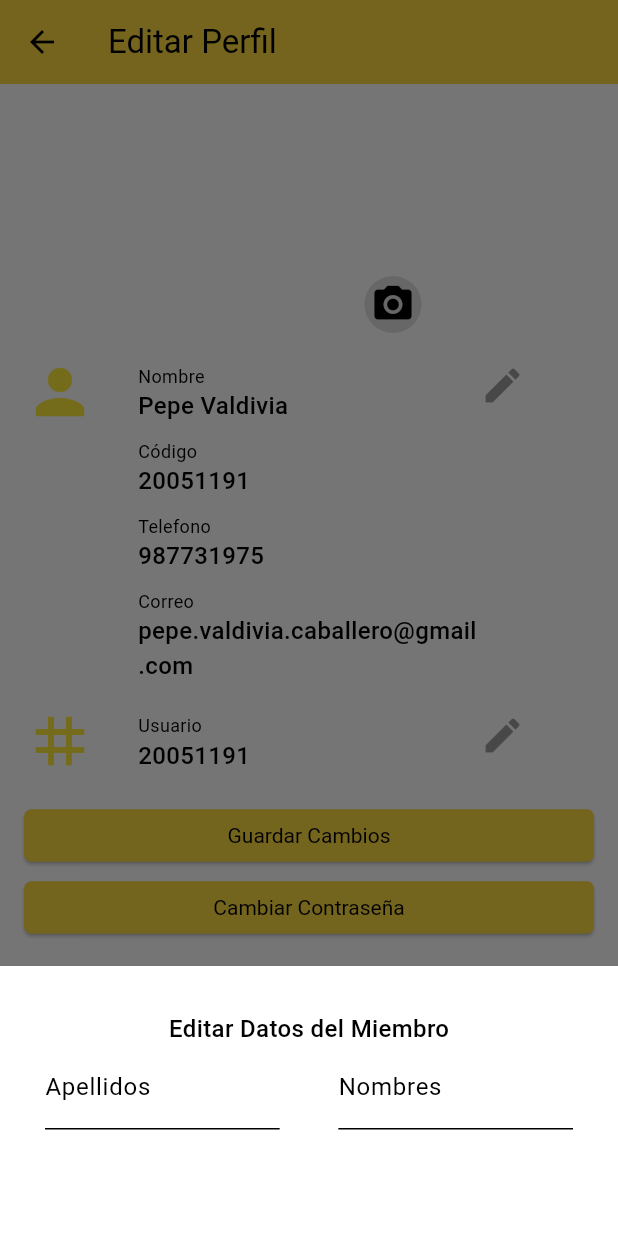
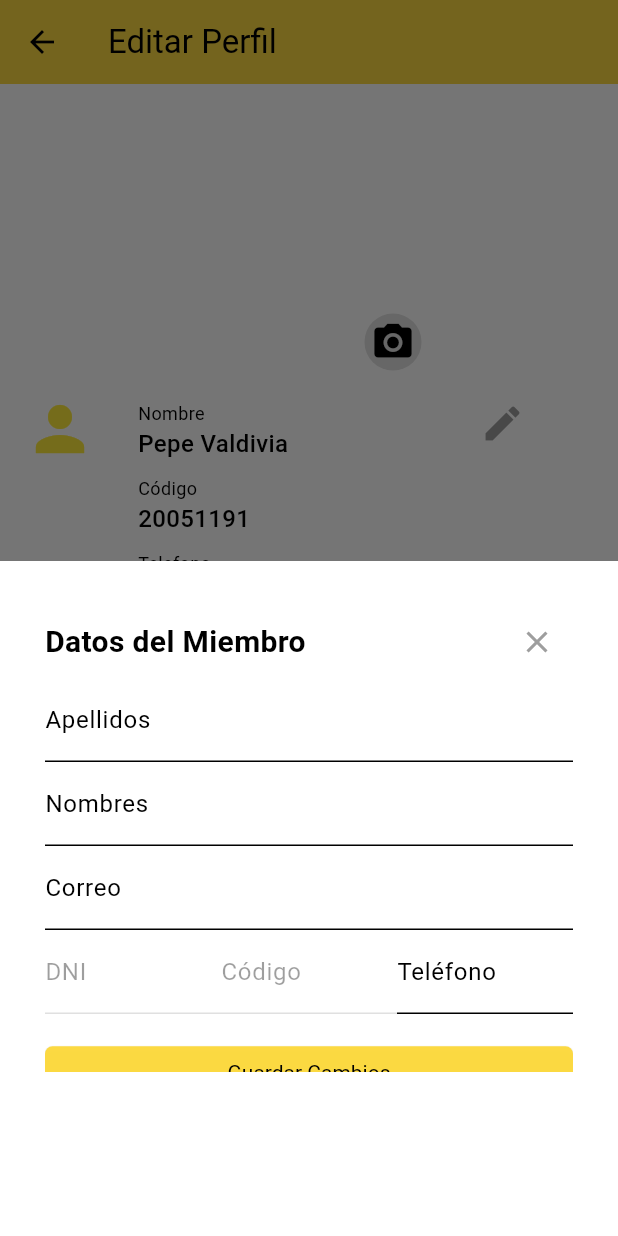
Before and after one commit to pepeul1191/flutter-aprendiendo2, a Flutter app: the ProfilePage screen opened directly, after a tap on the "edit" icon, on a phone screen of 412 x 824 dp. Run offline on Flutter 3.47's test engine with Material 3 defaults, Android fonts, the phone set to English and light mode, and no system bars; our stand-ins replace flutter_map, flutter_markdown, fluttertoast, font_awesome_flutter, get, get_storage and 5 more; missing offline and left inert: dart:ffi, qr_code_scanner; accounts and stored records are empty; network calls fail.

Commit message:
formulario de editar miembro terminado sin comportamiento

```diff
--- a/lib/configs/constants.dart
+++ b/lib/configs/constants.dart
@@ -1,2 +1,2 @@
-const BASE_URL = 'http://192.168.1.20:3000/';
-//const BASE_URL = 'http://192.168.247.113:3000/';
+//const BASE_URL = 'http://192.168.1.20:3000/';
+const BASE_URL = 'https://5fc9f841-7736-4cc1-835a-756651aade11-00-ig3ijzvh6zjr.kirk.replit.dev/';
--- a/lib/pages/profile/profile_page.dart
+++ b/lib/pages/profile/profile_page.dart
@@ -180,49 +180,114 @@ class ProfilePage extends StatelessWidget {
   void _bottomSheetMember(BuildContext context) {
     showModalBottomSheet(
         context: context,
+        //isScrollControlled: true,
         builder: (BuildContext context) {
           return Container(
-              height: 180,
+            height: 450,
+            child: Scaffold(
+            resizeToAvoidBottomInset: true,
+            body:
+              Container(
+                height: MediaQuery.of(context).size.height,
                 width: MediaQuery.of(context).size.width,
                 color: Colors.white,
                 padding: EdgeInsets.all(20),
                 constraints: BoxConstraints(
-                maxHeight: MediaQuery.of(context).size.height *
-                    0.5, // Ajusta según tus necesidades
+                  maxHeight: MediaQuery.of(context).size.height * 0.45, // Ajusta según tus necesidades
                 ),
-              child: SingleChildScrollView(
                 child: Padding(
                   padding: EdgeInsets.all(10),
+                  child: SingleChildScrollView(
                     child: Column(
                       mainAxisAlignment: MainAxisAlignment.center,
                       children: [
+                        Row(children: [
+                        Expanded(
+                            child: Row(
+                          mainAxisAlignment: MainAxisAlignment.spaceBetween,
+                          children: [
                             Text(
-                              'Editar Datos del Miembro',
+                              'Datos del Miembro',
                               style: TextStyle(
-                                  fontSize: 16, fontWeight: FontWeight.w500),
+                                fontSize: 20,
+                                fontWeight: FontWeight.bold,
                               ),
-                            Row(
-                              children: [
-                                Expanded(
-                                    flex: 4,
-                                    child: TextField(
+                            ),
+                            Material(
+                              color: Colors.transparent,
+                              child: IconButton(
+                                icon: Icon(Icons.close, color: Colors.grey),
+                                onPressed: () {
+                                  control.closeBottomSheet(context);
+                                },
+                              ),
+                            ),
+                          ],
+                        ))
+                      ]),
+                      TextField(
                         decoration: InputDecoration(
                           labelText: 'Apellidos',
                           border: UnderlineInputBorder(),
                         ),
-                                    )),
-                                Expanded(flex: 1, child: Container()),
-                                Expanded(
-                                    flex: 4,
-                                    child: TextField(
+                      ),
+                      TextField(
                         decoration: InputDecoration(
                           labelText: 'Nombres',
                           border: UnderlineInputBorder(),
                         ),
+                      ),
+                      TextField(
+                        decoration: InputDecoration(
+                          labelText: 'Correo',
+                          border: UnderlineInputBorder(),
+                        ),
+                      ),
+                      Row(children: [
+                        Expanded(
+                          child: TextField(
+                            decoration: InputDecoration(
+                              labelText: 'DNI',
+                              border: UnderlineInputBorder(),
+                            ),
+                            enabled: false,
+                          )
+                        ),
+                        Expanded(
+                          child: TextField(
+                            decoration: InputDecoration(
+                              labelText: 'Código',
+                              border: UnderlineInputBorder(),
+                              enabled: false,
+                            ),
+                          )
+                        ),
+                        Expanded(
+                          child: TextField(
+                          decoration: InputDecoration(
+                            labelText: 'Teléfono',
+                            border: UnderlineInputBorder(),
+                          ),
+                        )),
+                      ],),
+                      SizedBox(height: 15),
+                      ElevatedButton(
+                        onPressed: () {
+                          control.saveChanges(context);
+                        },
+                        style: ElevatedButton.styleFrom(
+                          minimumSize: Size(double.infinity, 35),
+                          backgroundColor: secondaryColor,
+                        ),
+                        child: Text(
+                          'Guardar Cambios',
+                          style: TextStyle(color: Colors.black, fontSize: 14),
+                        ),
+                      ),
+                  ]
                 ))
-                              ],
               )
-                          ]))));
+          )));
         });
   }
 
@@ -242,7 +307,9 @@ class ProfilePage extends StatelessWidget {
               child: SingleChildScrollView(
                   child: Column(
                       mainAxisAlignment: MainAxisAlignment.center,
-                      children: [])));
+                      children: [
+
+                      ])));
         });
   }
 
@@ -408,38 +475,12 @@ class ProfilePage extends StatelessWidget {
           child: Column(
             mainAxisAlignment: MainAxisAlignment.start,
             children: <Widget>[
+              SizedBox(height: 25),
               _buildCircularImageWithIcon(context),
               SizedBox(height: 15),
               _memberForm(context),
               SizedBox(height: 15),
               _userForm(context),
-              SizedBox(height: 15),
-              ElevatedButton(
-                onPressed: () {
-                  control.saveChanges(context);
-                },
-                style: ElevatedButton.styleFrom(
-                  minimumSize: Size(double.infinity, 35),
-                  backgroundColor: secondaryColor,
-                ),
-                child: Text(
-                  'Guardar Cambios',
-                  style: TextStyle(color: Colors.black, fontSize: 14),
-                ),
-              ),
-              ElevatedButton(
-                onPressed: () {
-                  // TODO
-                },
-                style: ElevatedButton.styleFrom(
-                  minimumSize: Size(double.infinity, 35),
-                  backgroundColor: secondaryColor,
-                ),
-                child: Text(
-                  'Cambiar Contraseña',
-                  style: TextStyle(color: Colors.black, fontSize: 14),
-                ),
-              )
             ],
           )),
     );
--- a/lib/services/user_service.dart
+++ b/lib/services/user_service.dart
@@ -9,6 +9,7 @@ import '../models/http/response_api.dart';
 
 class UserService {
   Future<ResponseApi> login(String user, String password) async {
+    print(BASE_URL + 'user/validate');
     final response = await http.post(
       Uri.parse('${BASE_URL}user/validate'), // Replace with your API URL
       headers: <String, String>{
```
Lines whose indentation alone changed are shown as unchanged.
